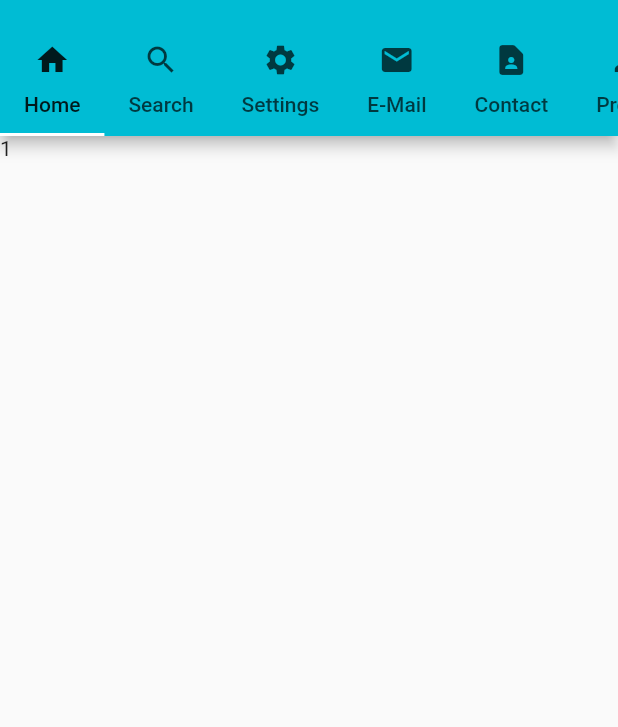
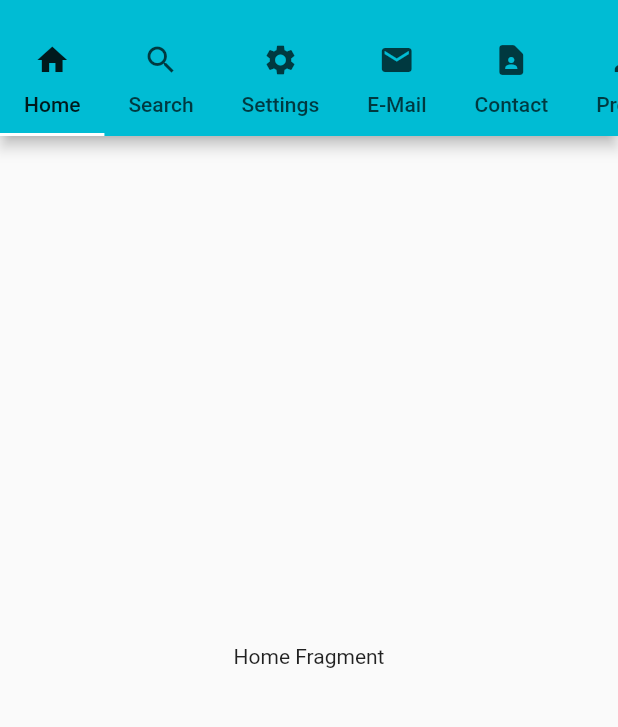
Before and after one commit to siraajul/flutter_tabbar_with_fragment, a Flutter app: the screen it shows after launch, on a phone screen of 412 x 824 dp, the part 59-786 px from its top. Run offline on Flutter 3.47's test engine with Material 2 defaults, Android fonts, the phone set to English and light mode, and no system bars.

Commit message:
Adding 8 Fragments

```diff
--- /dev/null
+++ b/lib/fragment/homefragment.dart
@@ -0,0 +1,13 @@
+import 'package:flutter/cupertino.dart';
+import 'package:flutter/material.dart';
+
+class homefragment extends StatelessWidget{
+  @override
+  Widget build(BuildContext context){
+    return Container(
+      child: Center(
+        child: Text("Home Fragment"),
+      ),
+    );
+  }
+}
--- a/lib/main.dart
+++ b/lib/main.dart
@@ -1,4 +1,12 @@
 import 'package:flutter/material.dart';
+import 'package:flutter_tabbar_with_fragment/fragment/alarmfragment.dart';
+import 'package:flutter_tabbar_with_fragment/fragment/contactfragment.dart';
+import 'package:flutter_tabbar_with_fragment/fragment/emailfragment.dart';
+import 'package:flutter_tabbar_with_fragment/fragment/homefragment.dart';
+import 'package:flutter_tabbar_with_fragment/fragment/locationfragment.dart';
+import 'package:flutter_tabbar_with_fragment/fragment/personfragment.dart';
+import 'package:flutter_tabbar_with_fragment/fragment/searchfragment.dart';
+import 'package:flutter_tabbar_with_fragment/fragment/settingsfragment.dart';
 
 void main() {
   runApp( MyApp());
@@ -41,14 +49,15 @@ class HomeActivity extends StatelessWidget{
           ),
           body: TabBarView(
             children: [
-              Text("1"),
-              Text("2"),
-              Text("3"),
-              Text("4"),
-              Text("5"),
-              Text("6"),
-              Text("7"),
-              Text("8"),
+              homefragment(),
+              searchfragment(),
+              settingsfragment(),
+              emailfragment(),
+              contactfragment(),
+              personfragment(),
+              alarmfragment(),
+              locationfragment(),
+
             ],
           ),
         )
```
Also changed, not shown: lib/fragment/alarmfragment.dart (added, +14 -0 lines), lib/fragment/contactfragment.dart (added, +14 -0 lines), lib/fragment/emailfragment.dart (added, +14 -0 lines), lib/fragment/locationfragment.dart (added, +14 -0 lines), lib/fragment/personfragment.dart (added, +14 -0 lines), lib/fragment/searchfragment.dart (added, +14 -0 lines), lib/fragment/settingsfragment.dart (added, +14 -0 lines).
